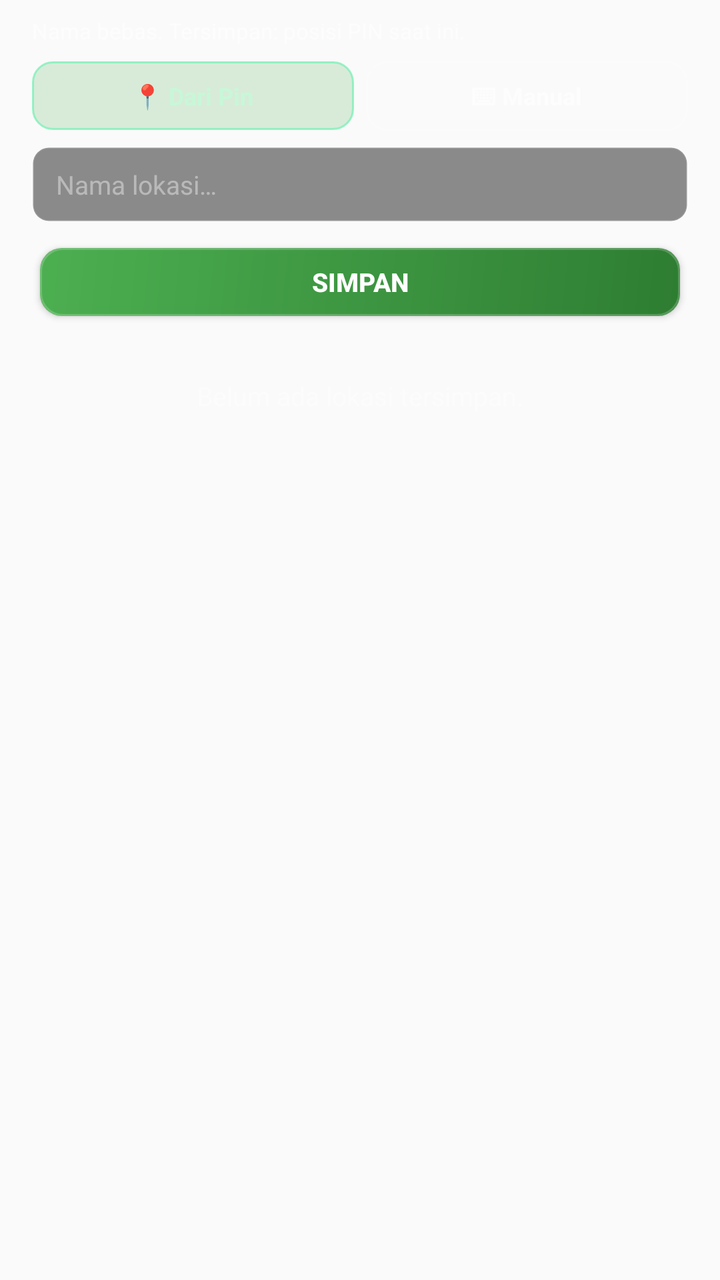
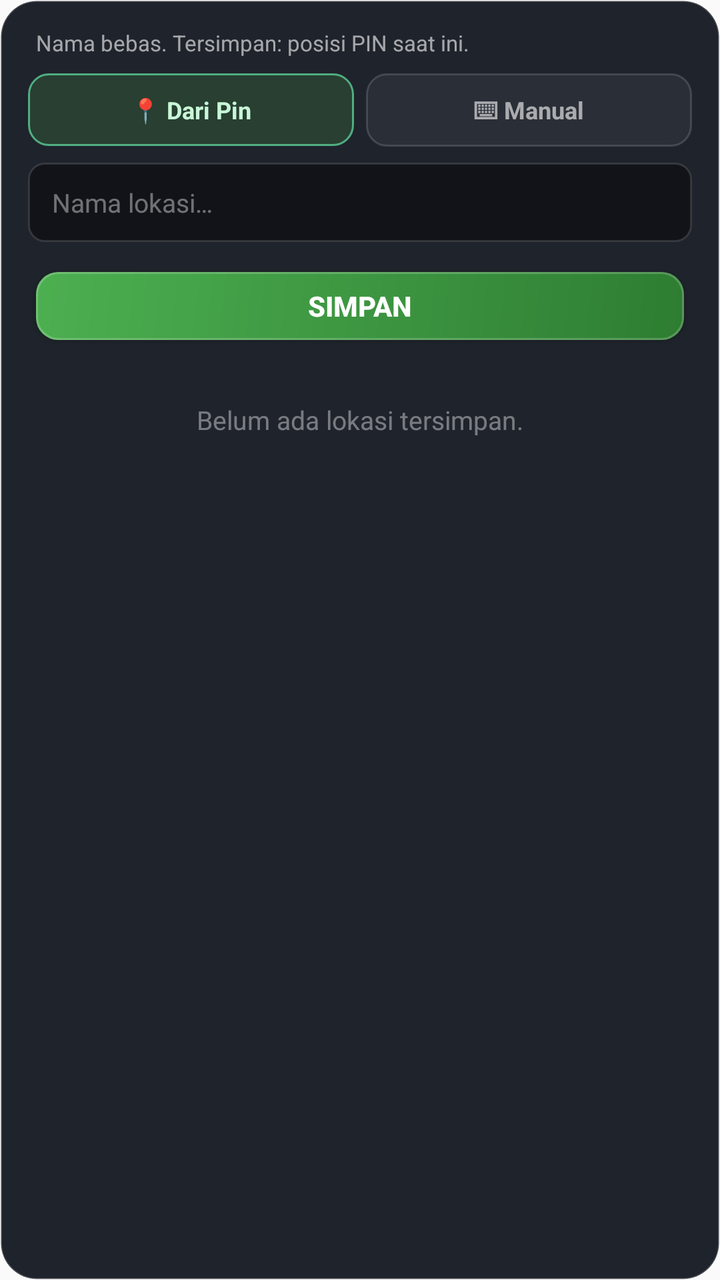

The first picture is an Android layout as it rendered before a commit; the second is the same layout after the commit. The layout source and the unified diff follow.
<!-- AndroidManifest.xml: application theme Theme.AYA -->
<!-- res/layout/dialog_favorites.xml -->
<?xml version="1.0" encoding="utf-8"?>
<LinearLayout xmlns:android="http://schemas.android.com/apk/res/android"
    android:layout_width="match_parent"
    android:layout_height="wrap_content"
    android:orientation="vertical"
    android:padding="8dp">

    <TextView
        android:id="@+id/fav_hint"
        android:layout_width="match_parent"
        android:layout_height="wrap_content"
        android:paddingHorizontal="8dp"
        android:textColor="#99FFFFFF"
        android:textSize="11sp"
        android:text="Nama bebas. Tersimpan: posisi PIN saat ini." />

    
    <LinearLayout
        android:layout_width="match_parent"
        android:layout_height="wrap_content"
        android:orientation="horizontal"
        android:padding="8dp">

        <TextView
            android:id="@+id/mode_pin"
            android:layout_width="0dp"
            android:layout_height="wrap_content"
            android:layout_weight="1"
            android:gravity="center"
            android:padding="9dp"
            android:background="@drawable/bg_mode_on"
            android:textColor="#C8F7D8"
            android:textSize="12sp"
            android:textStyle="bold"
            android:text="📍 Dari Pin" />

        <Space android:layout_width="6dp" android:layout_height="1dp" />

        <TextView
            android:id="@+id/mode_manual"
            android:layout_width="0dp"
            android:layout_height="wrap_content"
            android:layout_weight="1"
            android:gravity="center"
            android:padding="9dp"
            android:background="@drawable/bg_mode_off"
            android:textColor="#99FFFFFF"
            android:textSize="12sp"
            android:textStyle="bold"
            android:text="⌨ Manual" />
    </LinearLayout>

    <EditText
        android:id="@+id/fav_name"
        android:layout_width="match_parent"
        android:layout_height="wrap_content"
        android:layout_marginHorizontal="8dp"
        android:background="@drawable/bg_coord_chip"
        android:paddingHorizontal="12dp"
        android:paddingVertical="10dp"
        android:hint="Nama lokasi…"
        android:maxLength="40"
        android:inputType="text"
        android:textColor="@color/label_text"
        android:textColorHint="#66FFFFFF"
        android:textSize="13sp" />

    
    <LinearLayout
        android:id="@+id/latlng_row"
        android:layout_width="match_parent"
        android:layout_height="wrap_content"
        android:orientation="vertical"
        android:layout_marginHorizontal="8dp"
        android:layout_marginTop="8dp"
        android:visibility="gone">

        <EditText
            android:id="@+id/in_lat"
            android:layout_width="match_parent"
            android:layout_height="wrap_content"
            android:background="@drawable/bg_coord_chip"
            android:paddingHorizontal="12dp"
            android:paddingVertical="10dp"
            android:hint="Latitude (contoh: -6.2166)"
            android:inputType="numberDecimal|numberSigned"
            android:fontFamily="monospace"
            android:textColor="@color/label_text"
            android:textColorHint="#66FFFFFF"
            android:textSize="13sp" />

        <EditText
            android:id="@+id/in_lng"
            android:layout_width="match_parent"
            android:layout_height="wrap_content"
            android:layout_marginTop="8dp"
            android:background="@drawable/bg_coord_chip"
            android:paddingHorizontal="12dp"
            android:paddingVertical="10dp"
            android:hint="Longitude (contoh: 106.8491)"
            android:inputType="numberDecimal|numberSigned"
            android:fontFamily="monospace"
            android:textColor="@color/label_text"
            android:textColorHint="#66FFFFFF"
            android:textSize="13sp" />
    </LinearLayout>

    <TextView
        android:id="@+id/fav_err"
        android:layout_width="match_parent"
        android:layout_height="wrap_content"
        android:layout_marginHorizontal="8dp"
        android:layout_marginTop="4dp"
        android:textColor="#FF8A80"
        android:textSize="10sp"
        android:visibility="gone" />

    <Button
        android:id="@+id/fav_add"
        android:layout_width="match_parent"
        android:layout_height="wrap_content"
        android:layout_marginHorizontal="8dp"
        android:layout_marginTop="6dp"
        android:background="@drawable/bg_play_green_touch"
        android:textColor="#FFFFFF"
        android:textStyle="bold"
        android:textSize="13sp"
        android:text="SIMPAN" />

    <TextView
        android:id="@+id/fav_empty"
        android:layout_width="match_parent"
        android:layout_height="wrap_content"
        android:padding="24dp"
        android:gravity="center"
        android:textColor="#66FFFFFF"
        android:textSize="13sp"
        android:text="Belum ada lokasi tersimpan." />

    <ScrollView
        android:id="@+id/fav_scroll"
        android:layout_width="match_parent"
        android:layout_height="wrap_content"
        android:maxHeight="320dp">

        <LinearLayout
            android:id="@+id/fav_list"
            android:layout_width="match_parent"
            android:layout_height="wrap_content"
            android:orientation="vertical" />
    </ScrollView>
</LinearLayout>
<!-- resources referenced by this layout -->
<resources>
  <color name="label_text">#D9FFFFFF</color>
  <!-- drawable bg_coord_chip (drawable) -->
  <shape xmlns:android="http://schemas.android.com/apk/res/android">
      <corners android:radius="8dp" />
      <solid android:color="@color/chip_coord_bg" />
      <stroke android:width="1dp" android:color="@color/chip_coord_stroke" />
  </shape>
  <!-- drawable bg_mode_off (drawable) -->
  <shape xmlns:android="http://schemas.android.com/apk/res/android">
      <corners android:radius="10dp" />
      <solid android:color="#0DFFFFFF" />
      <stroke android:width="1dp" android:color="#26FFFFFF" />
  </shape>
  <!-- drawable bg_mode_on (drawable) -->
  <shape xmlns:android="http://schemas.android.com/apk/res/android">
      <corners android:radius="10dp" />
      <solid android:color="#334CAF50" />
      <stroke android:width="1dp" android:color="#A669F0AE" />
  </shape>
  <!-- drawable bg_play_green_touch (drawable) -->
  <layer-list xmlns:android="http://schemas.android.com/apk/res/android">
      <item android:left="4dp" android:right="4dp" android:top="7dp" android:bottom="7dp">
          <shape>
              <corners android:radius="11dp" />
              <gradient android:angle="315"
                  android:startColor="@color/play_green_start"
                  android:endColor="@color/play_green_end" />
          </shape>
      </item>
      <item android:left="4dp" android:right="4dp" android:top="7dp" android:bottom="7dp">
          <shape>
              <corners android:radius="11dp" />
              <stroke android:width="1dp" android:color="@color/play_stroke" />
          </shape>
      </item>
  </layer-list>
  <style name="Theme.AYA" parent="Theme.AppCompat.Light.NoActionBar" />
  <color name="chip_coord_bg">#73000000</color>
  <color name="chip_coord_stroke">#1FFFFFFF</color>
  <color name="play_green_start">#4CAF50</color>
  <color name="play_green_end">#2E7D32</color>
  <color name="play_stroke">#33FFFFFF</color>
</resources>

<!-- the commit's change to res/layout/dialog_favorites.xml (unified diff, before → after) -->
@@ -3,23 +3,23 @@
     android:layout_width="match_parent"
     android:layout_height="wrap_content"
     android:orientation="vertical"
-    android:padding="8dp">
+    android:padding="14dp"
+    android:background="@drawable/bg_dialog_card">
 
     <TextView
         android:id="@+id/fav_hint"
         android:layout_width="match_parent"
         android:layout_height="wrap_content"
-        android:paddingHorizontal="8dp"
+        android:paddingHorizontal="4dp"
+        android:paddingBottom="8dp"
         android:textColor="#99FFFFFF"
         android:textSize="11sp"
         android:text="Nama bebas. Tersimpan: posisi PIN saat ini." />
 
-    
     <LinearLayout
         android:layout_width="match_parent"
         android:layout_height="wrap_content"
-        android:orientation="horizontal"
-        android:padding="8dp">
+        android:orientation="horizontal">
 
         <TextView
             android:id="@+id/mode_pin"
@@ -27,7 +27,7 @@
             android:layout_height="wrap_content"
             android:layout_weight="1"
             android:gravity="center"
-            android:padding="9dp"
+            android:padding="10dp"
             android:background="@drawable/bg_mode_on"
             android:textColor="#C8F7D8"
             android:textSize="12sp"
@@ -42,7 +42,7 @@
             android:layout_height="wrap_content"
             android:layout_weight="1"
             android:gravity="center"
-            android:padding="9dp"
+            android:padding="10dp"
             android:background="@drawable/bg_mode_off"
             android:textColor="#99FFFFFF"
             android:textSize="12sp"
@@ -54,10 +54,10 @@
         android:id="@+id/fav_name"
         android:layout_width="match_parent"
         android:layout_height="wrap_content"
-        android:layout_marginHorizontal="8dp"
+        android:layout_marginTop="8dp"
         android:background="@drawable/bg_coord_chip"
         android:paddingHorizontal="12dp"
-        android:paddingVertical="10dp"
+        android:paddingVertical="11dp"
         android:hint="Nama lokasi…"
         android:maxLength="40"
         android:inputType="text"
@@ -65,13 +65,11 @@
         android:textColorHint="#66FFFFFF"
         android:textSize="13sp" />
 
-    
     <LinearLayout
         android:id="@+id/latlng_row"
         android:layout_width="match_parent"
         android:layout_height="wrap_content"
         android:orientation="vertical"
-        android:layout_marginHorizontal="8dp"
         android:layout_marginTop="8dp"
         android:visibility="gone">
 
@@ -81,7 +79,7 @@
             android:layout_height="wrap_content"
             android:background="@drawable/bg_coord_chip"
             android:paddingHorizontal="12dp"
-            android:paddingVertical="10dp"
+            android:paddingVertical="11dp"
             android:hint="Latitude (contoh: -6.2166)"
             android:inputType="numberDecimal|numberSigned"
             android:fontFamily="monospace"
@@ -96,7 +94,7 @@
             android:layout_marginTop="8dp"
             android:background="@drawable/bg_coord_chip"
             android:paddingHorizontal="12dp"
-            android:paddingVertical="10dp"
+            android:paddingVertical="11dp"
             android:hint="Longitude (contoh: 106.8491)"
             android:inputType="numberDecimal|numberSigned"
             android:fontFamily="monospace"
@@ -109,7 +107,6 @@
         android:id="@+id/fav_err"
         android:layout_width="match_parent"
         android:layout_height="wrap_content"
-        android:layout_marginHorizontal="8dp"
         android:layout_marginTop="4dp"
         android:textColor="#FF8A80"
         android:textSize="10sp"
@@ -118,13 +115,12 @@
     <Button
         android:id="@+id/fav_add"
         android:layout_width="match_parent"
-        android:layout_height="wrap_content"
-        android:layout_marginHorizontal="8dp"
-        android:layout_marginTop="6dp"
+        android:layout_height="48dp"
+        android:layout_marginTop="8dp"
         android:background="@drawable/bg_play_green_touch"
         android:textColor="#FFFFFF"
         android:textStyle="bold"
-        android:textSize="13sp"
+        android:textSize="14sp"
         android:text="SIMPAN" />
 
     <TextView
<!-- resource entries referenced after the edit -->
@@ -6,6 +6,12 @@
       <corners android:radius="8dp" />
       <solid android:color="@color/chip_coord_bg" />
       <stroke android:width="1dp" android:color="@color/chip_coord_stroke" />
+  </shape>
+  <!-- drawable bg_dialog_card (drawable) -->
+  <shape xmlns:android="http://schemas.android.com/apk/res/android">
+      <corners android:radius="18dp" />
+      <solid android:color="#F2141820" />
+      <stroke android:width="1dp" android:color="#2EFFFFFF" />
   </shape>
   <!-- drawable bg_mode_off (drawable) -->
   <shape xmlns:android="http://schemas.android.com/apk/res/android">
